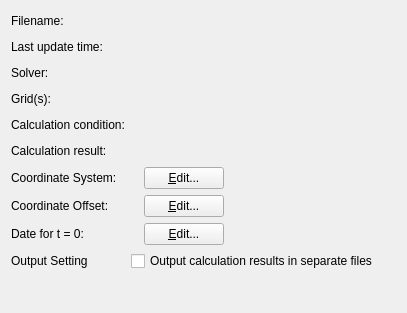
Old version of the form libs/gui/projectproperty/projectpropertybasicinfowidget.ui in the repository i-RIC/prepost-gui.
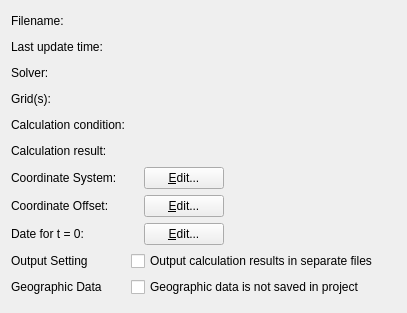
New version of the form.

What changed in the file:
```diff
--- a/libs/gui/projectproperty/projectpropertybasicinfowidget.ui
+++ b/libs/gui/projectproperty/projectpropertybasicinfowidget.ui
@@ -345,6 +345,20 @@
        </property>
       </widget>
      </item>
+     <item row="10" column="0">
+      <widget class="QLabel" name="geoDataLinkLabel">
+       <property name="text">
+        <string>Geographic Data</string>
+       </property>
+      </widget>
+     </item>
+     <item row="10" column="1">
+      <widget class="QCheckBox" name="geoDataLinkCheckBox">
+       <property name="text">
+        <string>Geographic data is not saved in project</string>
+       </property>
+      </widget>
+     </item>
     </layout>
    </item>
    <item>
```
